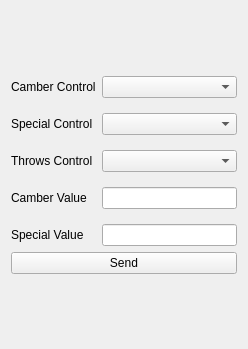
Above: src/ground_station/src/Widgets/forms/WidgetAdvancedControl.ui from theilem/uavEE before the change. Below: the same form after it.
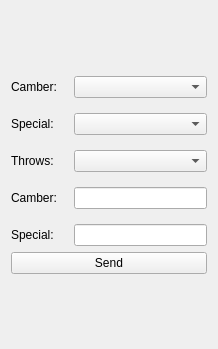
That is the form after the change.

Commit message: Updated widget size policies.

```diff
--- a/src/ground_station/src/Widgets/forms/WidgetAdvancedControl.ui
+++ b/src/ground_station/src/Widgets/forms/WidgetAdvancedControl.ui
@@ -6,12 +6,12 @@
    <rect>
     <x>0</x>
     <y>0</y>
-    <width>248</width>
+    <width>218</width>
     <height>349</height>
    </rect>
   </property>
   <property name="sizePolicy">
-   <sizepolicy hsizetype="Expanding" vsizetype="Expanding">
+   <sizepolicy hsizetype="Fixed" vsizetype="Preferred">
     <horstretch>0</horstretch>
     <verstretch>0</verstretch>
    </sizepolicy>
@@ -43,65 +43,176 @@
        <item row="0" column="0">
         <widget class="QLabel" name="camberControlLabel">
          <property name="text">
-          <string>Camber Control</string>
+          <string>Camber:</string>
          </property>
         </widget>
        </item>
        <item row="0" column="1">
-        <widget class="QComboBox" name="camberControl"/>
+        <widget class="QComboBox" name="camberControl">
+         <property name="sizePolicy">
+          <sizepolicy hsizetype="Fixed" vsizetype="Fixed">
+           <horstretch>0</horstretch>
+           <verstretch>0</verstretch>
+          </sizepolicy>
+         </property>
+         <property name="minimumSize">
+          <size>
+           <width>133</width>
+           <height>0</height>
+          </size>
+         </property>
+         <property name="maximumSize">
+          <size>
+           <width>133</width>
+           <height>16777215</height>
+          </size>
+         </property>
+         <property name="baseSize">
+          <size>
+           <width>133</width>
+           <height>0</height>
+          </size>
+         </property>
+        </widget>
        </item>
        <item row="1" column="0">
         <widget class="QLabel" name="specialControlLabel">
          <property name="text">
-          <string>Special Control</string>
+          <string>Special:</string>
          </property>
         </widget>
        </item>
        <item row="1" column="1">
-        <widget class="QComboBox" name="specialControl"/>
+        <widget class="QComboBox" name="specialControl">
+         <property name="sizePolicy">
+          <sizepolicy hsizetype="Fixed" vsizetype="Fixed">
+           <horstretch>0</horstretch>
+           <verstretch>0</verstretch>
+          </sizepolicy>
+         </property>
+         <property name="minimumSize">
+          <size>
+           <width>133</width>
+           <height>0</height>
+          </size>
+         </property>
+         <property name="maximumSize">
+          <size>
+           <width>133</width>
+           <height>16777215</height>
+          </size>
+         </property>
+         <property name="baseSize">
+          <size>
+           <width>133</width>
+           <height>0</height>
+          </size>
+         </property>
+        </widget>
        </item>
        <item row="2" column="0">
         <widget class="QLabel" name="throwsControlLabel">
          <property name="text">
-          <string>Throws Control</string>
+          <string>Throws:</string>
          </property>
         </widget>
        </item>
        <item row="2" column="1">
-        <widget class="QComboBox" name="throwsControl"/>
+        <widget class="QComboBox" name="throwsControl">
+         <property name="sizePolicy">
+          <sizepolicy hsizetype="Fixed" vsizetype="Fixed">
+           <horstretch>0</horstretch>
+           <verstretch>0</verstretch>
+          </sizepolicy>
+         </property>
+         <property name="minimumSize">
+          <size>
+           <width>133</width>
+           <height>0</height>
+          </size>
+         </property>
+         <property name="maximumSize">
+          <size>
+           <width>133</width>
+           <height>16777215</height>
+          </size>
+         </property>
+         <property name="baseSize">
+          <size>
+           <width>133</width>
+           <height>0</height>
+          </size>
+         </property>
+        </widget>
        </item>
        <item row="3" column="0">
         <widget class="QLabel" name="camberValueLabel">
          <property name="text">
-          <string>Camber Value</string>
+          <string>Camber:</string>
          </property>
         </widget>
        </item>
        <item row="3" column="1">
         <widget class="QLineEdit" name="camberValue">
          <property name="sizePolicy">
-          <sizepolicy hsizetype="MinimumExpanding" vsizetype="Fixed">
+          <sizepolicy hsizetype="Fixed" vsizetype="Fixed">
            <horstretch>0</horstretch>
            <verstretch>0</verstretch>
           </sizepolicy>
          </property>
+         <property name="minimumSize">
+          <size>
+           <width>133</width>
+           <height>0</height>
+          </size>
+         </property>
+         <property name="maximumSize">
+          <size>
+           <width>133</width>
+           <height>16777215</height>
+          </size>
+         </property>
+         <property name="baseSize">
+          <size>
+           <width>133</width>
+           <height>0</height>
+          </size>
+         </property>
         </widget>
        </item>
        <item row="4" column="0">
         <widget class="QLabel" name="specialValueLabel">
          <property name="text">
-          <string>Special Value</string>
+          <string>Special:</string>
          </property>
         </widget>
        </item>
        <item row="4" column="1">
         <widget class="QLineEdit" name="specialValue">
          <property name="sizePolicy">
-          <sizepolicy hsizetype="MinimumExpanding" vsizetype="Fixed">
+          <sizepolicy hsizetype="Fixed" vsizetype="Fixed">
            <horstretch>0</horstretch>
            <verstretch>0</verstretch>
           </sizepolicy>
          </property>
+         <property name="minimumSize">
+          <size>
+           <width>133</width>
+           <height>0</height>
+          </size>
+         </property>
+         <property name="maximumSize">
+          <size>
+           <width>133</width>
+           <height>16777215</height>
+          </size>
+         </property>
+         <property name="baseSize">
+          <size>
+           <width>133</width>
+           <height>0</height>
+          </size>
+         </property>
         </widget>
        </item>
       </layout>
```
The commit also changes 2 other files.
